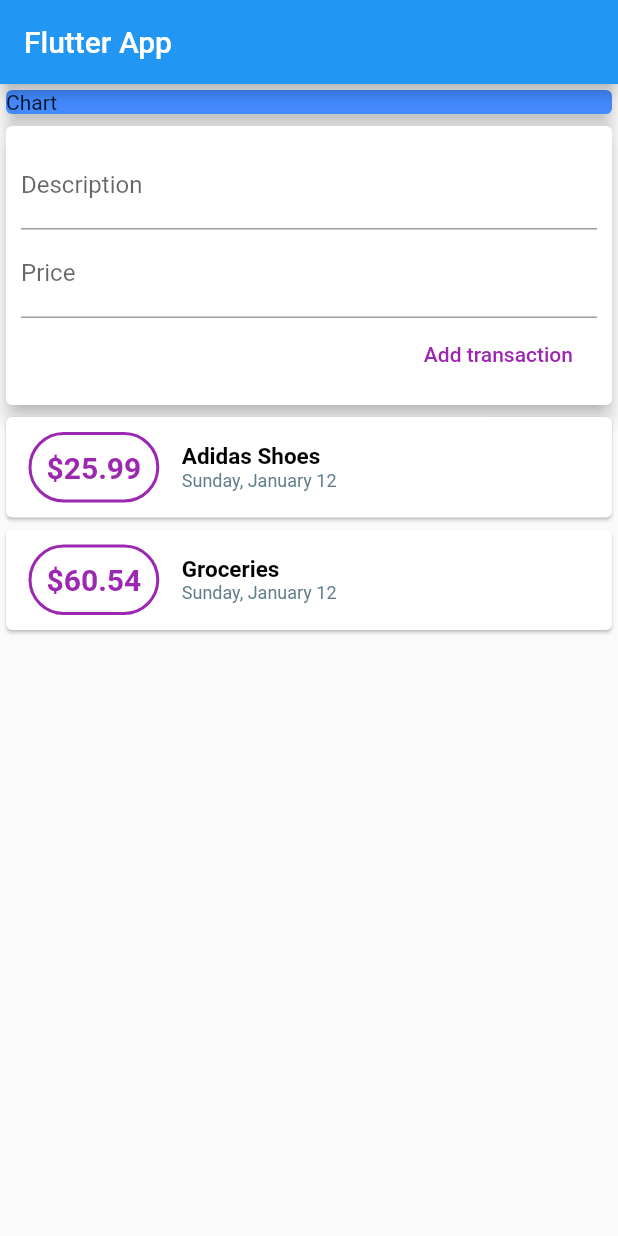
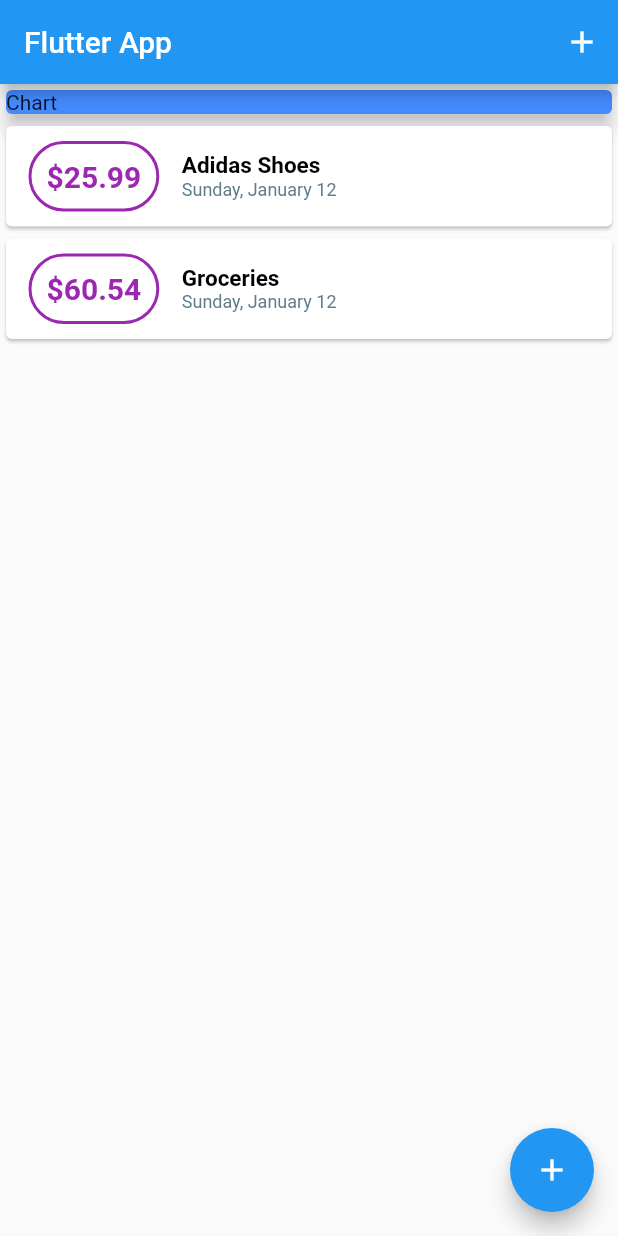
Before and after one commit to Bluesamyou/flutter_expense_tracker, a Flutter app: the screen it shows after launch, on a phone screen of 412 x 824 dp. Run offline on Flutter 3.47's test engine with Material 2 defaults, Android fonts, the phone set to English and light mode, and no system bars.

```diff
--- a/lib/main.dart
+++ b/lib/main.dart
@@ -1,6 +1,9 @@
 import 'package:flutter/material.dart';
+import 'package:flutter_expense_tracker/widgets/new_transaction.dart';
 
-import './widgets/user_transactions.dart';
+import './widgets/transaction_list.dart';
+import './widgets/new_transaction.dart';
+import './models/transaction.dart';
 
 void main() => runApp(MyApp());
 
@@ -12,23 +15,70 @@ class MyApp extends StatelessWidget {
       theme: ThemeData(
         primarySwatch: Colors.blue,
       ),
-      home: MyHomePage('Flutter App'),
+      home: MyHomePage(),
     );
   }
 }
 
-class MyHomePage extends StatelessWidget {
-  final String title;
+class MyHomePage extends StatefulWidget {
+  MyHomePage();
 
-  final titleController = TextEditingController();
-  final amountController = TextEditingController();
+  @override
+  _MyHomePageState createState() => _MyHomePageState();
+}
 
-  MyHomePage(this.title);
+class _MyHomePageState extends State<MyHomePage> {
+  final List<Transaction> _transactions = [
+    Transaction(
+      id: "01",
+      title: "Adidas Shoes",
+      amount: 25.99,
+      date: DateTime.now(),
+    ),
+    Transaction(
+      id: "01",
+      title: "Groceries",
+      amount: 60.54,
+      date: DateTime.now(),
+    )
+  ];
+
+  void addNewTransaction(
+    String title,
+    double amount,
+  ) {
+    var newTransaction = new Transaction(
+      title: title,
+      amount: amount,
+      date: DateTime.now(),
+      id: DateTime.now().toString(),
+    );
+
+    setState(() {
+      _transactions.add(newTransaction);
+    });
+  }
+
+  void startAddNewTransaction(BuildContext ctx) {
+    showModalBottomSheet(
+        context: ctx,
+        builder: (_) {
+          return NewTransaction(addNewTransaction);
+        });
+  }
 
   @override
   Widget build(BuildContext context) {
     return Scaffold(
-      appBar: AppBar(title: Text(title)),
+      appBar: AppBar(
+        title: Text("Flutter App"),
+        actions: <Widget>[
+          IconButton(
+            icon: Icon(Icons.add, color: Colors.white),
+            onPressed: () => {},
+          )
+        ],
+      ),
       body: SingleChildScrollView(
         child: Column(
           // mainAxisAlignment: MainAxisAlignment.start,
@@ -45,9 +95,13 @@ class MyHomePage extends StatelessWidget {
                 elevation: 5,
               ),
             ),
-            UserTransaction(),
+            TransactionList(_transactions),
           ],
         ),
+      ),
+      floatingActionButton: FloatingActionButton(
+        child: Icon(Icons.add),
+        onPressed: () => startAddNewTransaction(context),
       ),
     );
   }
--- a/lib/widgets/user_transactions.dart
+++ /dev/null
@@ -1,52 +0,0 @@
-import 'package:flutter/material.dart';
-import './new_transaction.dart';
-import './transaction_list.dart';
-import "../models/transaction.dart";
-
-class UserTransaction extends StatefulWidget {
-  @override
-  _UserTransactionState createState() => _UserTransactionState();
-}
-
-class _UserTransactionState extends State<UserTransaction> {
-  final List<Transaction> _transactions = [
-    Transaction(
-      id: "01",
-      title: "Adidas Shoes",
-      amount: 25.99,
-      date: DateTime.now(),
-    ),
-    Transaction(
-      id: "01",
-      title: "Groceries",
-      amount: 60.54,
-      date: DateTime.now(),
-    )
-  ];
-
-  void _addNewTransaction(
-    String title,
-    double amount,
-  ) {
-    var newTransaction = new Transaction(
-      title: title,
-      amount: amount,
-      date: DateTime.now(),
-      id: DateTime.now().toString(),
-    );
-
-    setState(() {
-      _transactions.add(newTransaction);
-    });
-  }
-
-  @override
-  Widget build(BuildContext context) {
-    return Column(
-      children: <Widget>[
-        NewTransaction(_addNewTransaction),
-        TransactionList(_transactions),
-      ],
-    );
-  }
-}
```
